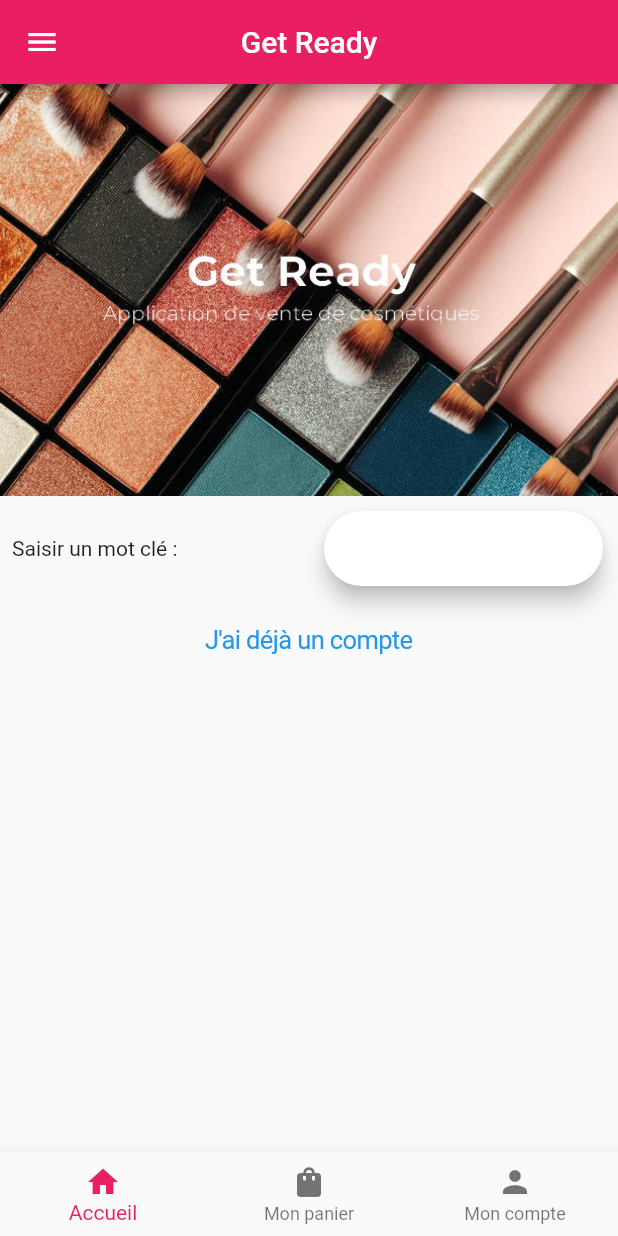
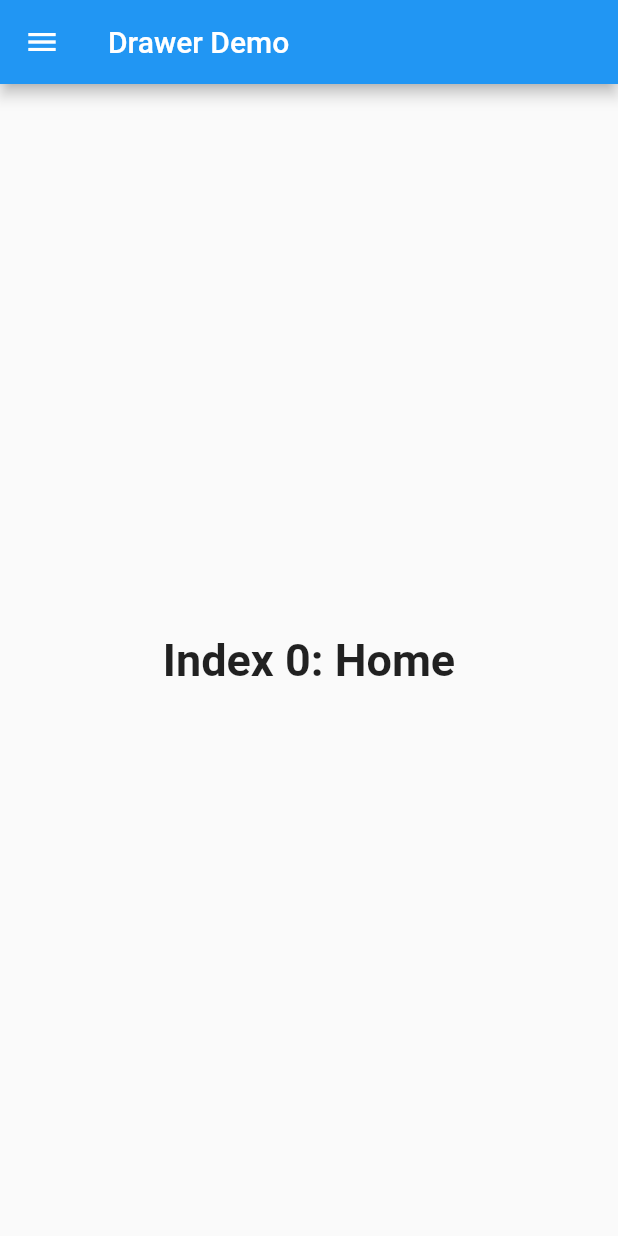
Before and after one commit to thaisbrun/get_ready, a Flutter app: the screen it shows after launch, on a phone screen of 412 x 824 dp. Run offline on Flutter 3.47's test engine with Material 2 defaults, Android fonts, the phone set to English and light mode, and no system bars; our stand-ins replace cloud_firestore, firebase_auth, firebase_core; accounts and stored records are empty.

Commit message:
avancement du 31/08

```diff
--- a/lib/main.dart
+++ b/lib/main.dart
@@ -1,79 +1,110 @@
-import 'package:firebase_auth/firebase_auth.dart';
 import 'package:flutter/material.dart';
-import 'package:get_ready/pages/addProductPage.dart';
-import 'package:get_ready/pages/homePage.dart';
 import 'package:get_ready/pages/connexion.dart';
-import 'package:get_ready/pages/register.dart';
-import 'package:firebase_core/firebase_core.dart';
-import 'firebase_options.dart';
+import 'package:get_ready/pages/lipsPage.dart';
 import 'package:get_ready/pages/myAccount.dart';
 
 //Cette fonction permet de démarrer mon application
 
-void main() async {
-  WidgetsFlutterBinding.ensureInitialized();
+void main() => runApp(const MyApp());
 
-  await Firebase.initializeApp(
-    options: DefaultFirebaseOptions.currentPlatform,
-  );
-  runApp(const MyApp());
-}
-//Permet de mettre une page static (readonly)
-class MyApp extends StatefulWidget {
-  const MyApp({Key? key}) : super(key: key);
+class MyApp extends StatelessWidget {
+  const MyApp({super.key});
+
+  static const appTitle = 'Drawer Demo';
 
   @override
-  State<MyApp> createState() => _MyAppState();
+  Widget build(BuildContext context) {
+    return const MaterialApp(
+      title: appTitle,
+      home: MyHomePage(title: appTitle),
+    );
+  }
 }
 
-class _MyAppState extends State<MyApp> {
+class MyHomePage extends StatefulWidget {
+  const MyHomePage({super.key, required this.title});
 
-  int _currentIndex = 0;
+  final String title;
 
-  void _setCurrentIndex(int index){
+  @override
+  State<MyHomePage> createState() => _MyHomePageState();
+}
+
+class _MyHomePageState extends State<MyHomePage> {
+  int _selectedIndex = 0;
+  static const TextStyle optionStyle = TextStyle(fontSize: 30, fontWeight: FontWeight.bold);
+  static const List<Widget> _widgetOptions = <Widget>[
+    Text(
+      'Index 0: Home',
+      style: optionStyle,
+    ),
+    Text(
+      'Index 1: Business',
+      style: optionStyle,
+    ),
+    Text(
+      'Index 2: School',
+      style: optionStyle,
+    ),
+  ];
+
+  void _onItemTapped(int index) {
     setState(() {
-      _currentIndex = index;
+      _selectedIndex = index;
     });
   }
 
   @override
   Widget build(BuildContext context) {
-    return MaterialApp(
-      home: Scaffold(
-        appBar: AppBar(
-          title:const Text("Get Ready"),
-            centerTitle: true,
-          backgroundColor: Colors.pink,
-          leading: IconButton(
-            icon: const Icon(Icons.menu),
-            tooltip: 'Menu Icon',
-            onPressed: () {
-
-            },
-          ),
-        ),
-        body: [
-          const HomePage(),
-          const RegisterPage(),
-           const MyAccount(),
-        ][_currentIndex],
-        bottomNavigationBar: BottomNavigationBar(
-          currentIndex: _currentIndex,
-          onTap: _setCurrentIndex,
-          selectedItemColor: Colors.pink,
-          elevation:10,
-          items: const <BottomNavigationBarItem>[
-            BottomNavigationBarItem(
-              icon: Icon(Icons.home),
-              label: 'Accueil',
+    return Scaffold(
+      appBar: AppBar(title: Text(widget.title)),
+      body: Center(
+        child: _widgetOptions[_selectedIndex],
+      ),
+      drawer: Drawer(
+        // Add a ListView to the drawer. This ensures the user can scroll
+        // through the options in the drawer if there isn't enough vertical
+        // space to fit everything.
+        child: ListView(
+          // Important: Remove any padding from the ListView.
+          padding: EdgeInsets.zero,
+          children: [
+            const DrawerHeader(
+              decoration: BoxDecoration(
+                color: Colors.pink,
+              ),
+              child: Text('Get Ready'),
             ),
-            BottomNavigationBarItem(
-              icon: Icon(Icons.shopping_bag),
-              label: 'Mon panier',
+            ListTile(
+              title: const Text('Produits lèvres'),
+              selected: _selectedIndex == 0,
+              onTap: () {
+                // Update the state of the app
+                Navigator.push(
+                  context,
+                  MaterialPageRoute(builder: (context) => const LipsPage()),
+                );
+              },
             ),
-            BottomNavigationBarItem(
-              icon: Icon(Icons.person),
-              label: 'Mon compte',
+            ListTile(
+              title: const Text('Mon compte'),
+              selected: _selectedIndex == 1,
+              onTap: () {
+                Navigator.push(
+                context,
+                MaterialPageRoute(builder: (context) => const MyAccount()),
+              );
+              },
+            ),
+            ListTile(
+              title: const Text('Connexion'),
+              selected: _selectedIndex == 2,
+              onTap: () {
+                Navigator.push(
+                  context,
+                  MaterialPageRoute(builder: (context) => const Connexion()),
+                );
+              },
             ),
           ],
         ),
```
Also changed, not shown: lib/pages/getProduct.dart (added, +33 -0 lines), lib/pages/homePage.dart (+14 -0 lines).
